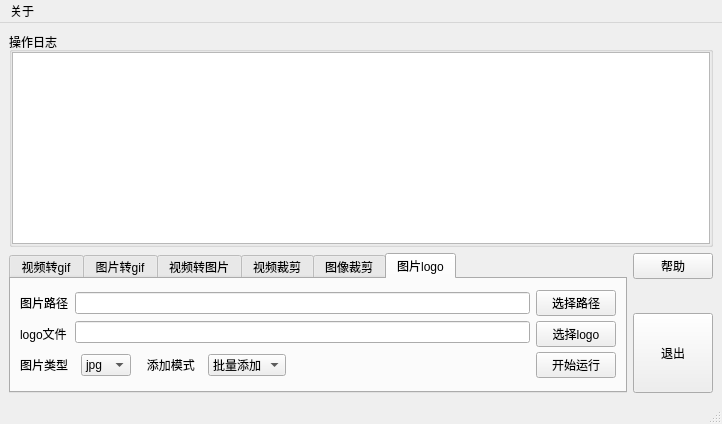
Above: src/image_tools/image_tools_app/image_tools_app/mainwindow.ui from CastielLiu/tools_ws before the change. Below: the same form after it.
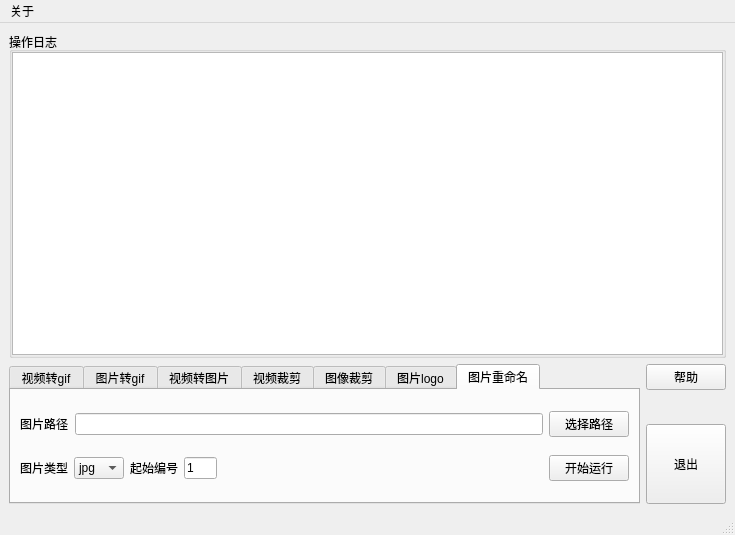
That is the form after the change. Icons and pictures are not drawn.

The edit to the form file:
```diff
--- a/src/image_tools/image_tools_app/image_tools_app/mainwindow.ui
+++ b/src/image_tools/image_tools_app/image_tools_app/mainwindow.ui
@@ -6,8 +6,8 @@
    <rect>
     <x>0</x>
     <y>0</y>
-    <width>722</width>
-    <height>424</height>
+    <width>735</width>
+    <height>535</height>
    </rect>
   </property>
   <property name="windowTitle">
@@ -17,7 +17,7 @@
    <iconset theme=":/images/icon"/>
   </property>
   <widget class="QWidget" name="centralwidget">
-   <layout class="QVBoxLayout" name="verticalLayout_5" stretch="2,1">
+   <layout class="QVBoxLayout" name="verticalLayout_5" stretch="10,1">
     <item>
      <widget class="QGroupBox" name="groupBox">
       <property name="title">
@@ -54,7 +54,7 @@
       <item>
        <widget class="QTabWidget" name="tabWidget">
         <property name="currentIndex">
-         <number>5</number>
+         <number>6</number>
         </property>
         <widget class="QWidget" name="tab_video2gif">
          <attribute name="title">
@@ -842,6 +842,103 @@
           </item>
          </layout>
         </widget>
+        <widget class="QWidget" name="tab_imagesRename">
+         <attribute name="title">
+          <string>图片重命名</string>
+         </attribute>
+         <layout class="QVBoxLayout" name="verticalLayout_19">
+          <item>
+           <layout class="QHBoxLayout" name="horizontalLayout_17">
+            <item>
+             <widget class="QLabel" name="label_22">
+              <property name="text">
+               <string>图片路径</string>
+              </property>
+             </widget>
+            </item>
+            <item>
+             <widget class="QLineEdit" name="lineEdit_imagesRename_imageDir">
+              <property name="minimumSize">
+               <size>
+                <width>0</width>
+                <height>0</height>
+               </size>
+              </property>
+             </widget>
+            </item>
+            <item>
+             <widget class="QPushButton" name="pushButton_imagesRename_select">
+              <property name="text">
+               <string>选择路径</string>
+              </property>
+             </widget>
+            </item>
+           </layout>
+          </item>
+          <item>
+           <layout class="QHBoxLayout" name="horizontalLayout_18" stretch="1,1,1,1,10,0">
+            <item>
+             <widget class="QLabel" name="label_23">
+              <property name="text">
+               <string>图片类型</string>
+              </property>
+             </widget>
+            </item>
+            <item>
+             <widget class="QComboBox" name="comboBox_imagesRename_imgType">
+              <item>
+               <property name="text">
+                <string>jpg</string>
+               </property>
+              </item>
+              <item>
+               <property name="text">
+                <string>png</string>
+               </property>
+              </item>
+             </widget>
+            </item>
+            <item>
+             <widget class="QLabel" name="label_24">
+              <property name="text">
+               <string>起始编号</string>
+              </property>
+             </widget>
+            </item>
+            <item>
+             <widget class="QLineEdit" name="lineEdit_imagesRename_startSeq">
+              <property name="text">
+               <string>1</string>
+              </property>
+             </widget>
+            </item>
+            <item>
+             <spacer name="horizontalSpacer_5">
+              <property name="orientation">
+               <enum>Qt::Horizontal</enum>
+              </property>
+              <property name="sizeHint" stdset="0">
+               <size>
+                <width>40</width>
+                <height>20</height>
+               </size>
+              </property>
+             </spacer>
+            </item>
+            <item>
+             <widget class="QPushButton" name="pushButton_imagesRename_start">
+              <property name="text">
+               <string>开始运行</string>
+              </property>
+              <property name="checkable">
+               <bool>false</bool>
+              </property>
+             </widget>
+            </item>
+           </layout>
+          </item>
+         </layout>
+        </widget>
        </widget>
       </item>
       <item>
@@ -897,7 +994,7 @@
     <rect>
      <x>0</x>
      <y>0</y>
-     <width>722</width>
+     <width>735</width>
      <height>28</height>
     </rect>
    </property>
```
Left out of the diff: 3 changed lines with no effect on the pictures.
